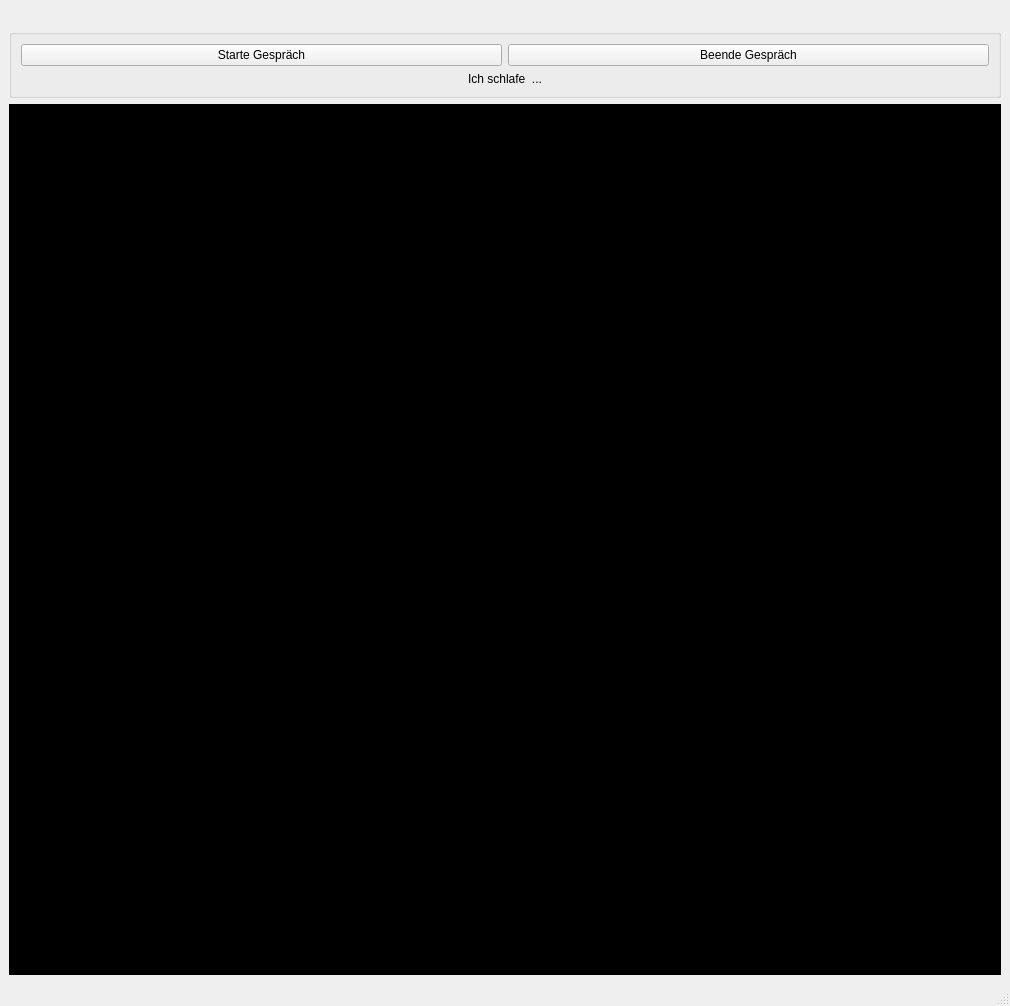
First picture: the form in Code/main.ui, repository aieng-lab/llm-voicechat-demo, before the edit.
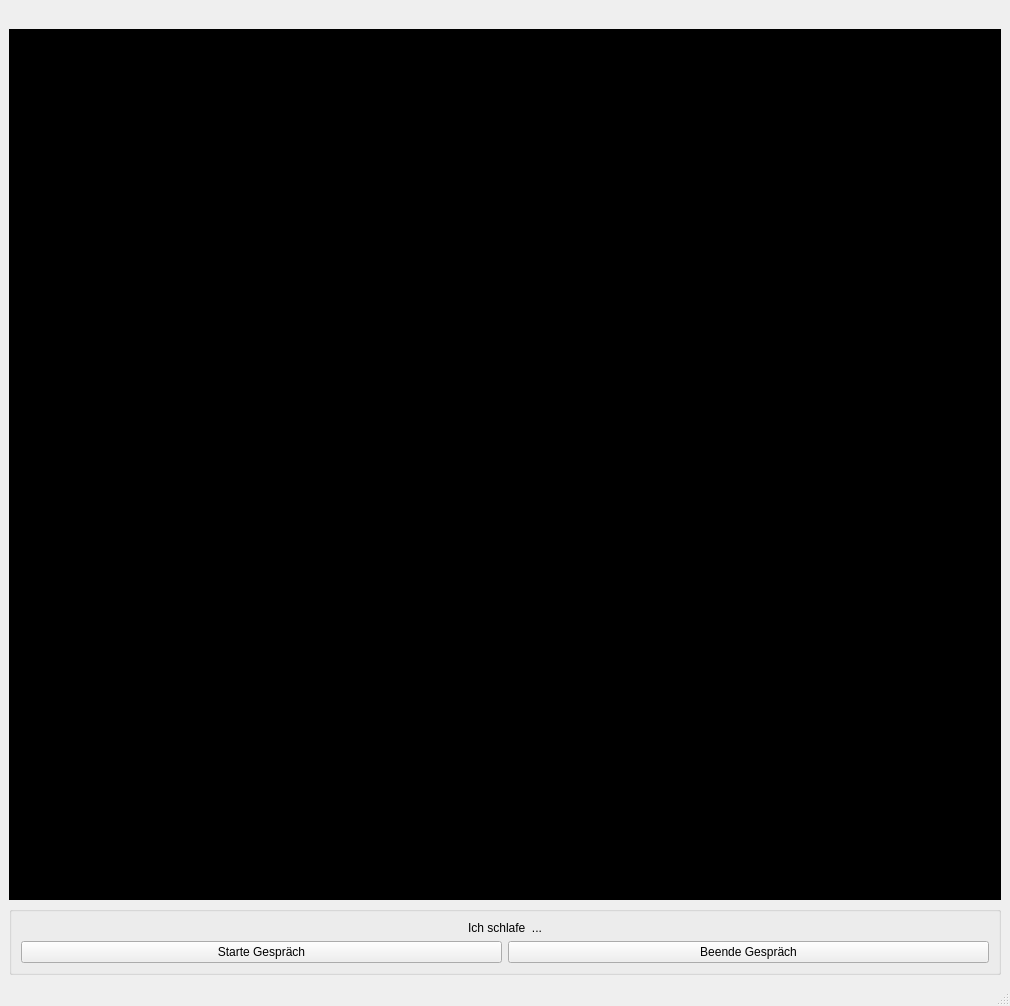
Second picture: the form after the edit. Icons and pictures are not drawn.

Commit message: Changed locations of interface's components

Patch:
```diff
--- a/Code/main.ui
+++ b/Code/main.ui
@@ -17,6 +17,20 @@
             <layout class="QGridLayout" name="gridLayout_5">
                 <item row="0" column="0">
                     <layout class="QGridLayout" name="gridLayout_4">
+                        <item row="1" column="1">
+                            <spacer name="horizontalSpacer">
+                                <property name="orientation">
+                                    <enum>Qt::Horizontal</enum>
+                                </property>
+                                <property name="sizeHint" stdset="0">
+                                    <size>
+                                    <!-- The area at the top between windows bar and plotting figure -->
+                                        <width>778</width>
+                                        <height>0</height>
+                                    </size>
+                                </property>
+                            </spacer>
+                        </item>
                         <item row="2" column="1">
                             <widget class="QWidget" name="widget" native="true">
                                 <property name="minimumSize">
@@ -33,11 +47,28 @@
                                 </property>
                             </widget>
                         </item>
-                        <item row="1" column="1">
+
+                        <item row="3" column="1">
                             <widget class="QGroupBox" name="groupBox">
                                 <layout class="QGridLayout" name="gridLayout_3">
                                     <item row="0" column="1">
                                         <layout class="QVBoxLayout" name="verticalLayout">
+
+                                            <item>
+                                                <layout class="QGridLayout" name="gridLayout">
+                                                    <property name="alignment">
+                                                        <set>Qt::AlignCenter</set>
+                                                    </property>
+                                                    <item row="2" column="0">
+                                                        <widget class="QLabel" name="label_6">
+                                                            <property name="text">
+                                                                <string>Ich schlafe  ...</string>
+                                                            </property>
+                                                        </widget>
+                                                    </item>
+                                                </layout>
+                                            </item>
+                                            
                                             <item>
                                                 <layout class="QVBoxLayout" name="buttonsLayout">
                                                     <item>
@@ -61,38 +92,11 @@
                                                 </layout>
                                             </item>
 
-                                            <item>
-                                                <layout class="QGridLayout" name="gridLayout">
-                                                    <property name="alignment">
-                                                        <set>Qt::AlignCenter</set>
-                                                    </property>
-                                                    <item row="2" column="0">
-                                                        <widget class="QLabel" name="label_6">
-                                                            <property name="text">
-                                                                <string>Ich schlafe  ...</string>
-                                                            </property>
-                                                        </widget>
-                                                    </item>
                                                 </layout>
                                             </item>
                                         </layout>
-                                    </item>
-                                </layout>
                             </widget>
                         </item>
-                        <item row="3" column="1">
-                            <spacer name="horizontalSpacer">
-                                <property name="orientation">
-                                    <enum>Qt::Horizontal</enum>
-                                </property>
-                                <property name="sizeHint" stdset="0">
-                                    <size>
-                                        <width>778</width>
-                                        <height>0</height>
-                                    </size>
-                                </property>
-                            </spacer>
-                        </item>
                         <item row="2" column="0">
                             <spacer name="verticalSpacer">
                                 <property name="orientation">
```
Lines whose indentation alone changed are shown as unchanged. The commit also changes 7 other files.
